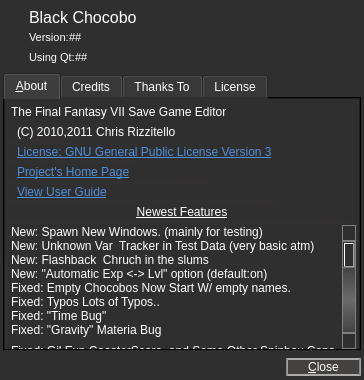
First picture: the form in about.ui, repository sithlord48/blackchocobo, before the edit.
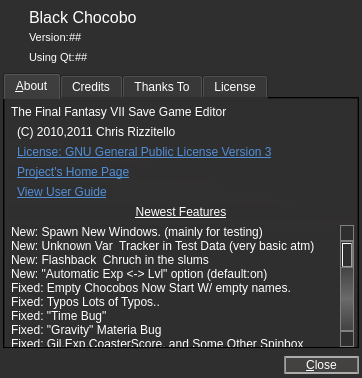
Second picture: the form after the edit. Icons and pictures are not drawn.

```diff
--- a/about.ui
+++ b/about.ui
@@ -9,8 +9,8 @@
    <rect>
     <x>0</x>
     <y>0</y>
-    <width>364</width>
-    <height>380</height>
+    <width>362</width>
+    <height>378</height>
    </rect>
   </property>
   <property name="sizePolicy">
@@ -575,6 +575,11 @@
            <string>Update: Location Tab; Both Save &amp; World Locations</string>
           </property>
          </item>
+         <item>
+          <property name="text">
+           <string>Update: Chocobo tab's Chocobo Stables Now In Scroll Area</string>
+          </property>
+         </item>
          <item>
           <property name="text">
            <string>Update: World Map ruby-&gt;diamond/ulitmate/ruby</string>
```
